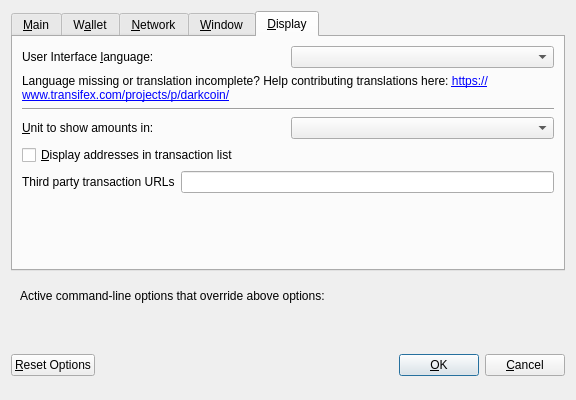
Old version of the form src/qt/forms/optionsdialog.ui in the repository wagerr/PIVX.
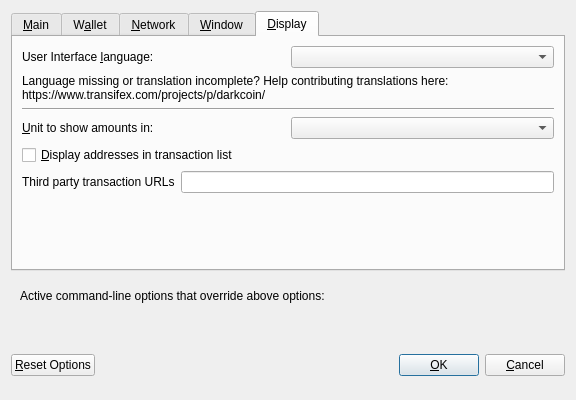
New version of the form. The open tabs and pages were chosen to show the change. Custom widgets are drawn as their Qt base class.

Diff of the .ui file:
```diff
--- a/src/qt/forms/optionsdialog.ui
+++ b/src/qt/forms/optionsdialog.ui
@@ -521,7 +521,8 @@
           <string notr="true"/>
          </property>
          <property name="text">
-          <string notr="true">&lt;html&gt;&lt;head/&gt;&lt;body&gt;&lt;p&gt;Language missing or translation incomplete? Help contributing translations here: &lt;a  href=&quot;https://www.transifex.com/projects/p/darkcoin/&quot;&gt;https://www.transifex.com/projects/p/darkcoin/&lt;/a&gt;&lt;/p&gt;&lt;/body&gt;&lt;/html&gt;</string>
+          <string>Language missing or translation incomplete? Help contributing translations here:
+https://www.transifex.com/projects/p/darkcoin/</string>
          </property>
          <property name="wordWrap">
           <bool>true</bool>
```
Left out of the diff: 4 changed lines with no effect on the pictures.
